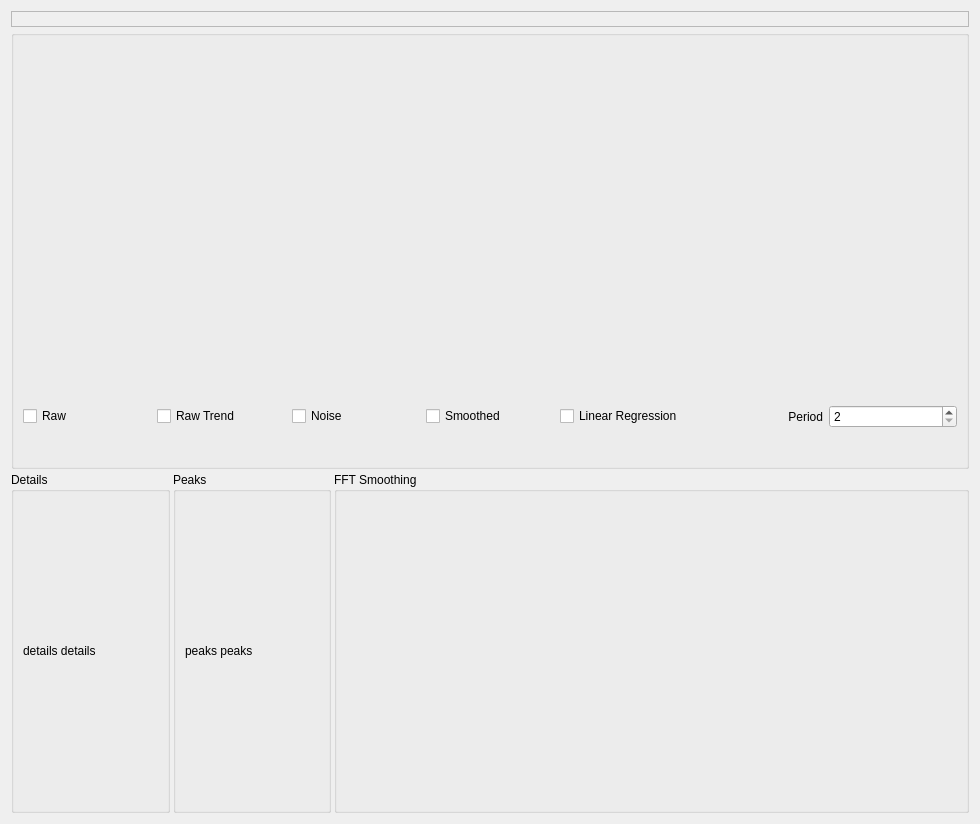
murveit/lpecprep, file lpecprep/analysis.ui: the form before one commit.
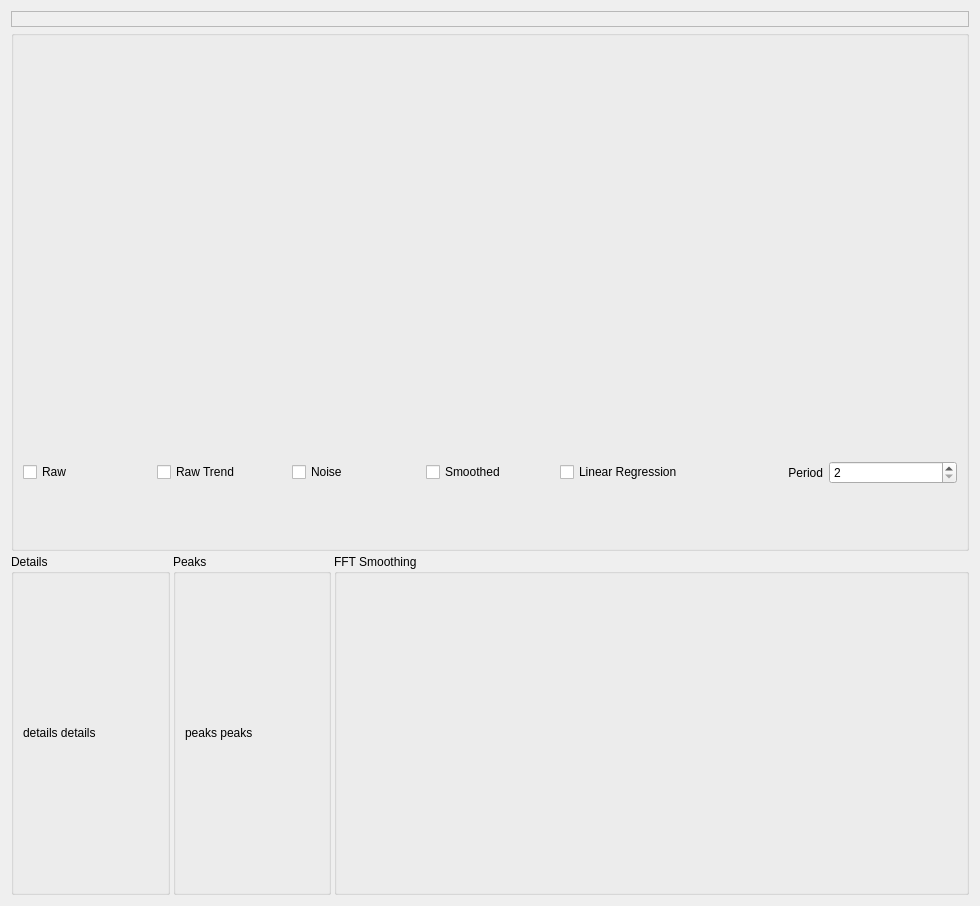
The form after the commit. Custom widgets are drawn as their Qt base class.

```diff
--- a/lpecprep/analysis.ui
+++ b/lpecprep/analysis.ui
@@ -7,7 +7,7 @@
     <x>0</x>
     <y>0</y>
     <width>980</width>
-    <height>824</height>
+    <height>906</height>
    </rect>
   </property>
   <layout class="QVBoxLayout" name="AnalysisLayout">
```
